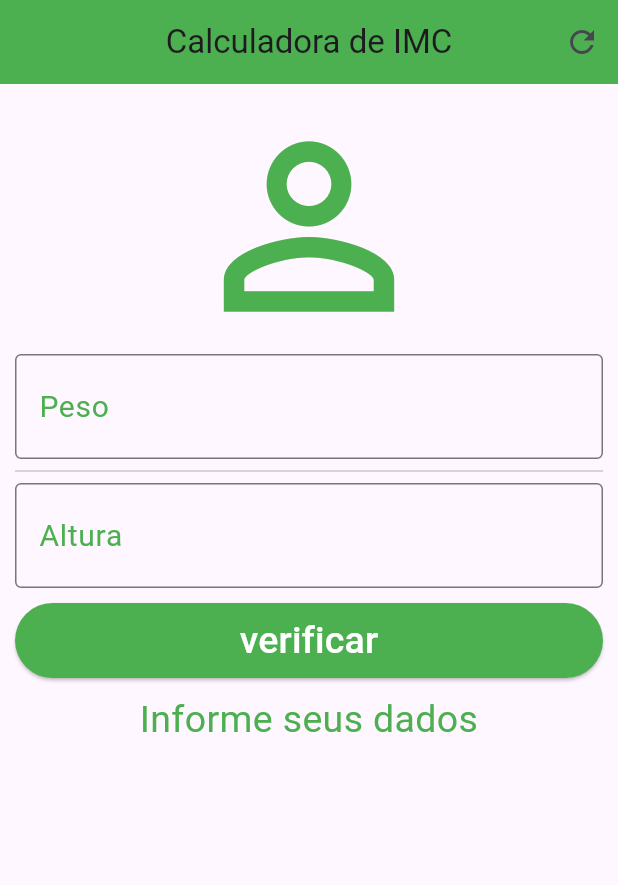
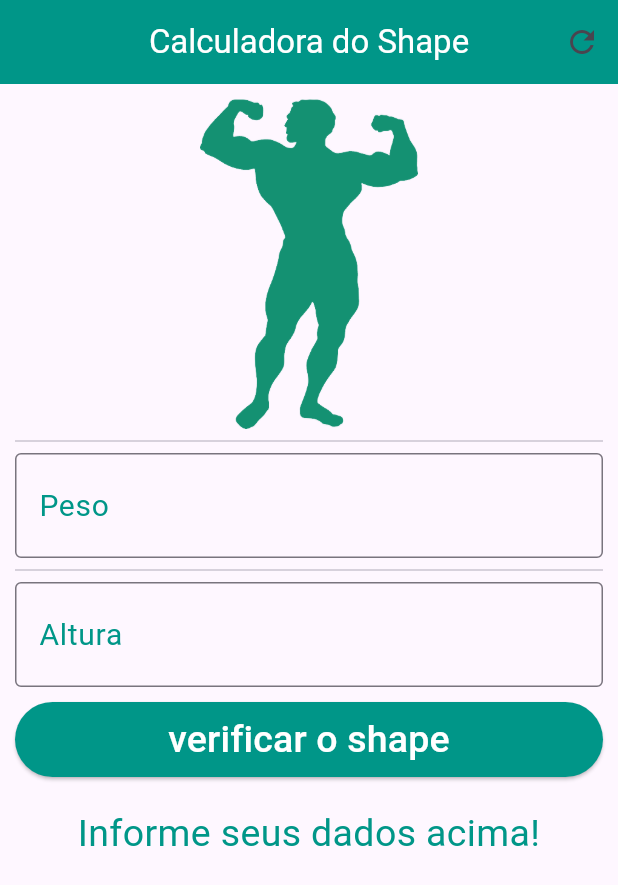
Before and after one commit to welquerjunio/ShapeIMC, a Flutter app: the screen it shows after launch, after a tap on the "refresh" icon, on a phone screen of 412 x 824 dp. Shown: the top 885 px of the screen. Run offline on Flutter 3.47's test engine with Material 3 defaults, Android fonts, the phone set to English and light mode, and no system bars; missing offline and left inert: dart:ffi.

Commit message:
subindo ajustes visuais

```diff
--- a/shapeimc/lib/main.dart
+++ b/shapeimc/lib/main.dart
@@ -23,17 +23,19 @@ TextEditingController weightController = TextEditingController();
 TextEditingController heightController = TextEditingController();
 
 
+
 //função dos campos
 Widget buildTextField(String label, TextEditingController c){
   return TextField(
             decoration: InputDecoration(
-              labelText: label, labelStyle: TextStyle(color: Colors.green, fontSize: 20.0),
+              labelText: label, labelStyle: TextStyle(color: Colors.teal, fontSize: 20.0),
               border: OutlineInputBorder()
             ),
-            style: TextStyle(color: Colors.green, fontSize: 25.0),
+            style: TextStyle(color: Colors.teal, fontSize: 25.0),
             keyboardType: TextInputType.number,
             controller: c,
           );
+
 }
 
 //função de limpar
@@ -41,8 +43,10 @@ void _resetFields(){
   setState(() {
      weightController.text = "";
      heightController.text = "";
-     infoText = "Informe seus dados";
+     infoText = "Informe seus dados acima!";
+
   });
+
 
 }
 
@@ -53,36 +57,38 @@ void _calculate(){
     double imc = weigth / (height * height);
       setState(() {
         if( imc < 17){
-      infoText = "Muito abaixo do peso (${imc.toStringAsPrecision(4)})";
+      infoText = "Muito frango! (IMC ${imc.toStringAsPrecision(4)})";
 
     } else if (imc >= 17 && imc <= 18.49){
-      infoText = "Abaixo do peso (${imc.toStringAsPrecision(4)})";
+      infoText = "Está frangolino! (IMC ${imc.toStringAsPrecision(4)})";
 
     } else if (imc >= 18.5 && imc <= 29.99){
-      infoText = "Peso ideal ou normal (${imc.toStringAsPrecision(4)})";
+      infoText = "Está no Shape! (IMC ${imc.toStringAsPrecision(4)})";
 
     } else if (imc >= 25 && imc <= 29.99){
-      infoText = "Acima do peso (${imc.toStringAsPrecision(4)})";
+      infoText = "Treina fofo! (IMC ${imc.toStringAsPrecision(4)})";
 
     } else if (imc >= 30 && imc <= 34.99){
-      infoText = "Obesidade I (${imc.toStringAsPrecision(4)})";
+      infoText = "Furou a dieta! (IMC ${imc.toStringAsPrecision(4)})";
 
     } else if (imc >= 35 && imc <= 39.99){
-      infoText = "Obesidade II (${imc.toStringAsPrecision(4)})";
+      infoText = "Só com veneno! (IMC ${imc.toStringAsPrecision(4)})";
 
     } else if (imc >= 40){
-      infoText = "Obesidade III (${imc.toStringAsPrecision(4)})";
+      infoText = "Nem suco resolve... (IMC ${imc.toStringAsPrecision(4)})";
     }
 
      });
 
+
 }
+
 
   Widget build (BuildContext context) {
     return Scaffold(
       appBar: AppBar(
-        backgroundColor: Colors.green,
-        title: Text("Calculadora de IMC"),
+        backgroundColor: Colors.teal,
+        title: Text("Calculadora do Shape", style: TextStyle(color: Colors.white),),
         centerTitle: true,
         actions: <Widget>[
           IconButton(icon: Icon(Icons.refresh),
@@ -99,7 +105,12 @@ void _calculate(){
       child: Column(
         crossAxisAlignment: CrossAxisAlignment.stretch,
         children: <Widget> [
-          Icon(Icons.person_outline, size: 170.0, color: Colors.green,),
+          Image.asset(
+            'img/tanoshape.png', color: const Color.fromARGB(255, 20, 145, 114), width: 100, height: 220),
+
+
+          Divider(),
+          //Icon(Icons.person_outline, size: 170.0, color: Colors.green,),
           buildTextField("Peso", weightController),
           Divider(),
           buildTextField("Altura", heightController),
@@ -108,23 +119,24 @@ void _calculate(){
             child: Container(
               height: 50.0,
               child: ElevatedButton(
-                child: Text("verificar", style: TextStyle(color: Colors.white, fontSize:  25.0),),
+                child: Text("verificar o shape", style: TextStyle(color: Colors.white, fontSize:  25.0),),
                 onPressed: (){
                   _calculate();
                 },
                 style:ButtonStyle(
-                backgroundColor: MaterialStateProperty.all(Colors.green))
+                backgroundColor: MaterialStateProperty.all(Colors.teal))
               ),
             ),
           ),
           Padding(
-            padding: const EdgeInsets.only(top: 10.0),
-            child: Text(infoText, style: TextStyle(color: Colors.green, fontSize: 25.00),
+            padding: const EdgeInsets.only(top: 20.0),
+            child: Text(infoText, style: TextStyle(color: Colors.teal, fontSize: 25.00),
             textAlign: TextAlign.center,),
           )
         ],
       ),
     ) ,
+
     );
   }
 }
--- a/shapeimc/pubspec.yaml
+++ b/shapeimc/pubspec.yaml
@@ -59,8 +59,8 @@ flutter:
   uses-material-design: true
 
   # To add assets to your application, add an assets section, like this:
-  # assets:
-  #   - images/a_dot_burr.jpeg
+  assets:
+     - img/tanoshape.png
   #   - images/a_dot_ham.jpeg
 
   # An image asset can refer to one or more resolution-specific "variants", see
```
Also changed, not shown: shapeimc/img/tanoshape.png (added).
